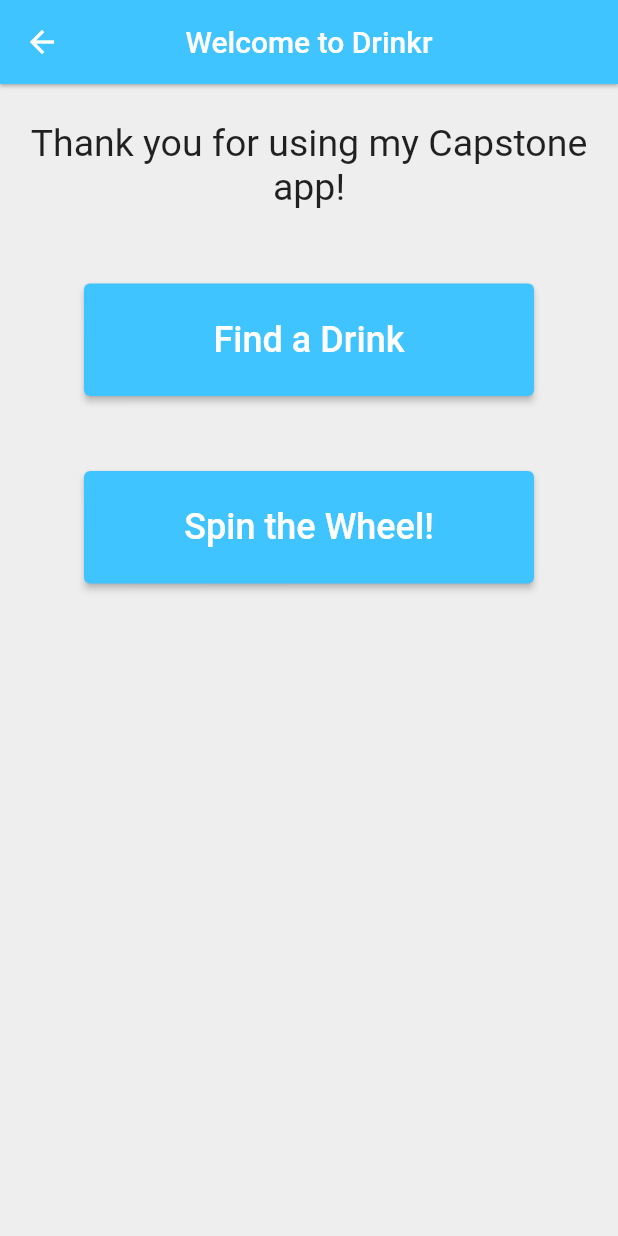
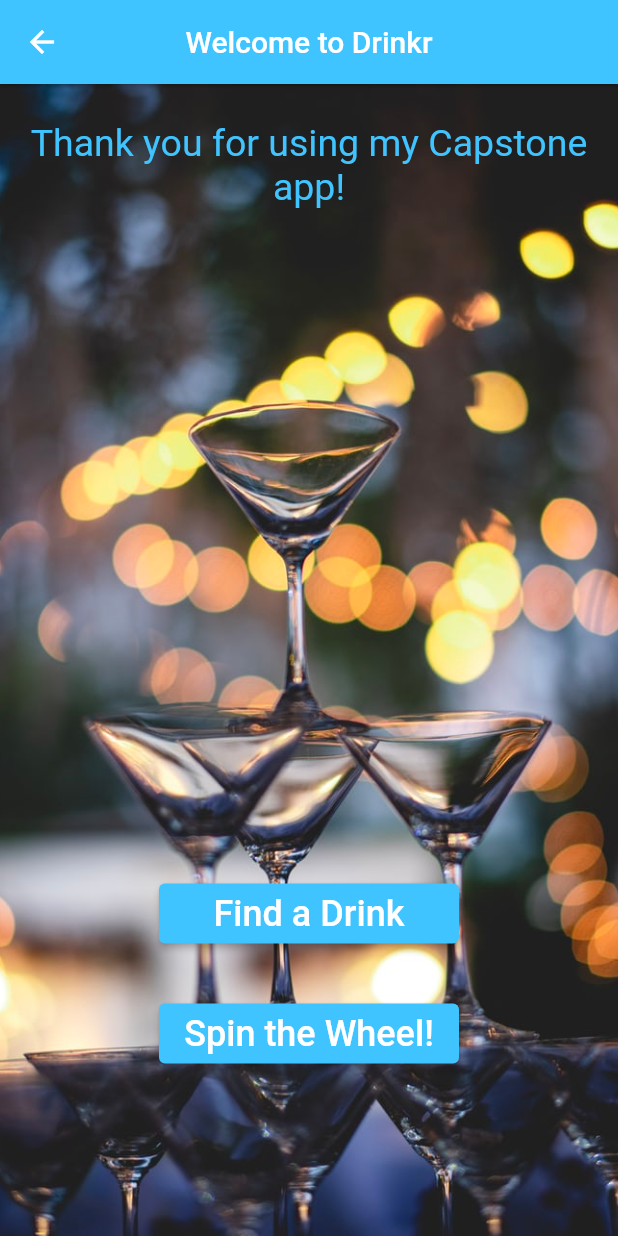
Before and after one commit to jwtastet/capstone_app, a Flutter app: the Home screen opened by its route, on a phone screen of 412 x 824 dp. Run offline on Flutter 3.47's test engine with Material 2 defaults, Android fonts, the phone set to English and light mode, and no system bars; network calls fail.

Commit message:
added background images and moved home buttons

```diff
--- a/lib/pages/home.dart
+++ b/lib/pages/home.dart
@@ -29,23 +29,32 @@ class _HomeState extends State<Home> {
         centerTitle: true,
         elevation: 1,
       ),
-      body: Column(
+      body: Container(
+        decoration: BoxDecoration(
+        image: DecorationImage(
+          image: AssetImage("assets/images/background_image.jpeg"),
+          fit: BoxFit.cover,
+          ),
+        ),
+
+        child: Column(
           children: <Widget>[
             Container(height: 25),
             Text('Thank you for using my Capstone app!',
             textAlign: TextAlign.center,
             style: TextStyle(
               fontSize: 25,
+              color: Colors.lightBlueAccent,
             )),
             Container(
-            height: 50,
+              height: 450,
             ),
 
             Row(
               mainAxisAlignment: MainAxisAlignment.center,
               children: [Container(
-              width: 300,
-              height: 75,
+                width: 200,
+                height: 40,
                 child: ElevatedButton(
                   onPressed: () {
                     print('lets get started, JT 316');
@@ -60,12 +69,12 @@ class _HomeState extends State<Home> {
                 ),
               ),
             ]),
-          Container(height: 50),
+            Container(height: 40),
             Row(
                 mainAxisAlignment: MainAxisAlignment.center,
                 children: [Container(
-                width: 300,
-                height: 75,
+                  width: 200,
+                  height: 40,
                   child: ElevatedButton(
                     onPressed: () {
                       print('SPIN THE WHEEL!, JT 316');
@@ -82,6 +91,7 @@ class _HomeState extends State<Home> {
                 ]),
           ],
         )
+      )
     );
   }
 }
```
Also changed, not shown: lib/pages/beverageTypes.dart (+10 -1 lines), lib/pages/flavors.dart (+9 -1 lines), lib/pages/loading.dart (+47 -1 lines), lib/pages/moods.dart (+9 -1 lines), lib/pages/prescription.dart (+10 -0 lines), lib/pages/tastesAgain.dart (+9 -1 lines), lib/pages/tastesBeer.dart (+9 -1 lines), lib/pages/tastesLiquor.dart (+9 -1 lines), lib/pages/tastesNa.dart (+9 -1 lines), lib/pages/tastesWine.dart (+9 -1 lines), pubspec.yaml (+3 -8 lines), assets/images/background_image.jpeg (added), assets/images/backgroung_lemon.jpeg (added). Lines whose indentation alone changed are shown as unchanged.
